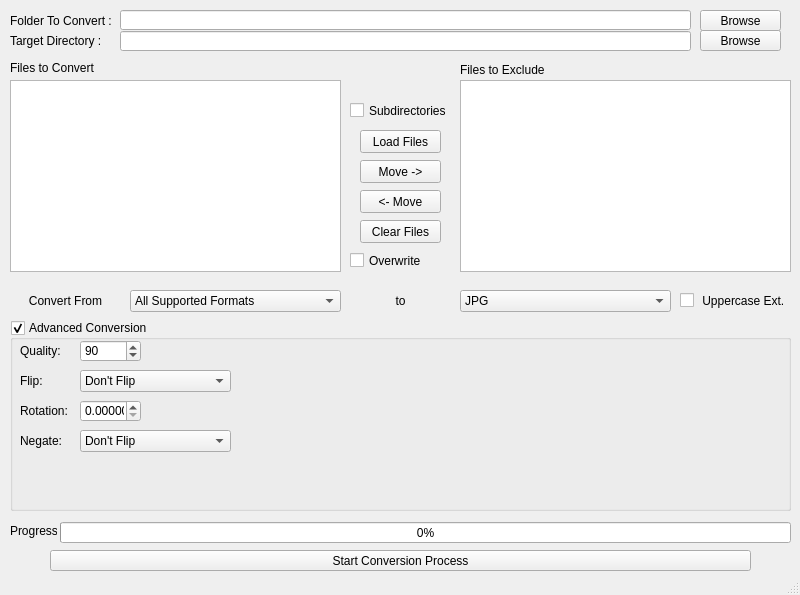
Old version of the form mainwindow.ui in the repository edgarbarney/BatchImageConverter.
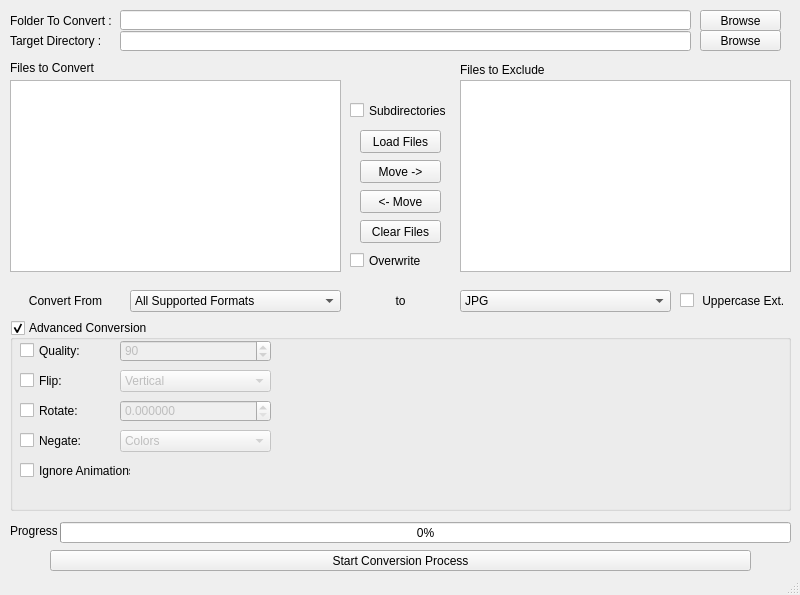
New version of the form.

Commit message: Added Animation Support, Fixed "NULL" Crap and Made Options Toggle

```diff
--- a/mainwindow.ui
+++ b/mainwindow.ui
@@ -406,11 +406,14 @@
      <bool>true</bool>
     </property>
     <widget class="QSpinBox" name="quality_Sbox">
+     <property name="enabled">
+      <bool>false</bool>
+     </property>
      <property name="geometry">
       <rect>
-       <x>70</x>
+       <x>110</x>
        <y>20</y>
-       <width>61</width>
+       <width>151</width>
        <height>22</height>
       </rect>
      </property>
@@ -430,23 +433,13 @@
       <number>90</number>
      </property>
     </widget>
-    <widget class="QLabel" name="label_7">
-     <property name="geometry">
-      <rect>
-       <x>10</x>
-       <y>20</y>
-       <width>61</width>
-       <height>21</height>
-      </rect>
-     </property>
-     <property name="text">
-      <string>Quality:</string>
-     </property>
-    </widget>
     <widget class="QComboBox" name="flip_Cbox">
+     <property name="enabled">
+      <bool>false</bool>
+     </property>
      <property name="geometry">
       <rect>
-       <x>70</x>
+       <x>110</x>
        <y>50</y>
        <width>151</width>
        <height>22</height>
@@ -464,11 +457,6 @@
      <property name="placeholderText">
       <string/>
      </property>
-     <item>
-      <property name="text">
-       <string>Don't Flip</string>
-      </property>
-     </item>
      <item>
       <property name="text">
        <string>Vertical</string>
@@ -485,38 +473,15 @@
       </property>
      </item>
     </widget>
-    <widget class="QLabel" name="label_9">
-     <property name="geometry">
-      <rect>
-       <x>10</x>
-       <y>50</y>
-       <width>61</width>
-       <height>21</height>
-      </rect>
-     </property>
-     <property name="text">
-      <string>Flip:</string>
-     </property>
-    </widget>
-    <widget class="QLabel" name="label_10">
-     <property name="geometry">
-      <rect>
-       <x>10</x>
-       <y>80</y>
-       <width>61</width>
-       <height>21</height>
-      </rect>
-     </property>
-     <property name="text">
-      <string>Rotation:</string>
-     </property>
-    </widget>
     <widget class="QDoubleSpinBox" name="rotation_Sbox">
+     <property name="enabled">
+      <bool>false</bool>
+     </property>
      <property name="geometry">
       <rect>
-       <x>70</x>
+       <x>110</x>
        <y>80</y>
-       <width>61</width>
+       <width>151</width>
        <height>22</height>
       </rect>
      </property>
@@ -524,7 +489,7 @@
       <string>Rotate the image x degrees in Counter-Clockwise.</string>
      </property>
      <property name="decimals">
-      <number>5</number>
+      <number>6</number>
      </property>
      <property name="maximum">
       <double>360.000000000000000</double>
@@ -533,10 +498,13 @@
       <enum>QAbstractSpinBox::DefaultStepType</enum>
      </property>
     </widget>
-    <widget class="QComboBox" name="ngate_Cbox">
+    <widget class="QComboBox" name="negate_Cbox">
+     <property name="enabled">
+      <bool>false</bool>
+     </property>
      <property name="geometry">
       <rect>
-       <x>70</x>
+       <x>110</x>
        <y>110</y>
        <width>151</width>
        <height>22</height>
@@ -554,11 +522,6 @@
      <property name="placeholderText">
       <string/>
      </property>
-     <item>
-      <property name="text">
-       <string>Don't Flip</string>
-      </property>
-     </item>
      <item>
       <property name="text">
        <string>Colors</string>
@@ -575,19 +538,101 @@
       </property>
      </item>
     </widget>
-    <widget class="QLabel" name="label_11">
+    <widget class="QCheckBox" name="quality_Cbox">
+     <property name="geometry">
+      <rect>
+       <x>10</x>
+       <y>20</y>
+       <width>101</width>
+       <height>21</height>
+      </rect>
+     </property>
+     <property name="statusTip">
+      <string>Compression Quality. Use 100 for maximum quality OR uncompressed formats.</string>
+     </property>
+     <property name="layoutDirection">
+      <enum>Qt::LeftToRight</enum>
+     </property>
+     <property name="text">
+      <string>Quality:</string>
+     </property>
+    </widget>
+    <widget class="QCheckBox" name="flip_Chbox">
+     <property name="geometry">
+      <rect>
+       <x>10</x>
+       <y>50</y>
+       <width>101</width>
+       <height>21</height>
+      </rect>
+     </property>
+     <property name="statusTip">
+      <string>Flip Settings.</string>
+     </property>
+     <property name="layoutDirection">
+      <enum>Qt::LeftToRight</enum>
+     </property>
+     <property name="text">
+      <string>Flip:</string>
+     </property>
+    </widget>
+    <widget class="QCheckBox" name="rotation_Chbox">
+     <property name="geometry">
+      <rect>
+       <x>10</x>
+       <y>80</y>
+       <width>101</width>
+       <height>21</height>
+      </rect>
+     </property>
+     <property name="statusTip">
+      <string>Rotate the image x degrees in Counter-Clockwise.</string>
+     </property>
+     <property name="layoutDirection">
+      <enum>Qt::LeftToRight</enum>
+     </property>
+     <property name="text">
+      <string>Rotate:</string>
+     </property>
+    </widget>
+    <widget class="QCheckBox" name="negate_Chbox">
      <property name="geometry">
       <rect>
        <x>10</x>
        <y>110</y>
-       <width>61</width>
+       <width>101</width>
        <height>21</height>
       </rect>
      </property>
+     <property name="statusTip">
+      <string>Inverts Colors.</string>
+     </property>
+     <property name="layoutDirection">
+      <enum>Qt::LeftToRight</enum>
+     </property>
      <property name="text">
       <string>Negate:</string>
      </property>
     </widget>
+    <widget class="QCheckBox" name="noAnim_Chbox">
+     <property name="geometry">
+      <rect>
+       <x>10</x>
+       <y>140</y>
+       <width>111</width>
+       <height>21</height>
+      </rect>
+     </property>
+     <property name="statusTip">
+      <string>Ignores animations (GIFs etc.) and processes only the first frame. </string>
+     </property>
+     <property name="layoutDirection">
+      <enum>Qt::LeftToRight</enum>
+     </property>
+     <property name="text">
+      <string>Ignore Animations</string>
+     </property>
+    </widget>
    </widget>
    <widget class="QPushButton" name="loadFiles_Btn">
     <property name="geometry">
```
Left out of the diff: 9 changed lines with no effect on the pictures. The commit also changes 4 other files.
